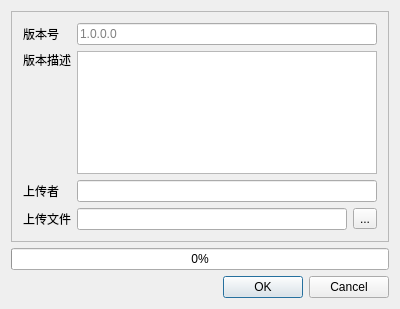
First picture: the form in UploadTool/mainwindow.ui, repository guhanjie/streetcar, before the edit.
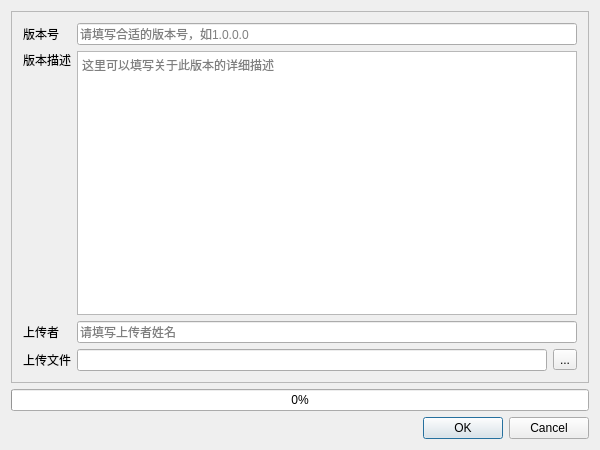
Second picture: the form after the edit.

Commit message: 完成升级程序上传功能

The edit to the form file:
```diff
--- a/UploadTool/mainwindow.ui
+++ b/UploadTool/mainwindow.ui
@@ -6,8 +6,8 @@
    <rect>
     <x>0</x>
     <y>0</y>
-    <width>400</width>
-    <height>309</height>
+    <width>600</width>
+    <height>450</height>
    </rect>
   </property>
   <property name="windowTitle">
@@ -53,7 +53,7 @@
           <number>15</number>
          </property>
          <property name="placeholderText">
-          <string>1.0.0.0</string>
+          <string>请填写合适的版本号，如1.0.0.0</string>
          </property>
          <property name="clearButtonEnabled">
           <bool>true</bool>
@@ -71,7 +71,14 @@
         </widget>
        </item>
        <item row="1" column="1">
-        <widget class="QTextEdit" name="leVersionDesc"/>
+        <widget class="QTextEdit" name="leVersionDesc">
+         <property name="textInteractionFlags">
+          <set>Qt::LinksAccessibleByKeyboard|Qt::LinksAccessibleByMouse|Qt::TextBrowserInteraction|Qt::TextEditable|Qt::TextEditorInteraction|Qt::TextSelectableByKeyboard|Qt::TextSelectableByMouse</set>
+         </property>
+         <property name="placeholderText">
+          <string>这里可以填写关于此版本的详细描述</string>
+         </property>
+        </widget>
        </item>
        <item row="2" column="0">
         <widget class="QLabel" name="lblUploader">
@@ -82,6 +89,9 @@
        </item>
        <item row="2" column="1">
         <widget class="QLineEdit" name="leUploader">
+         <property name="placeholderText">
+          <string>请填写上传者姓名</string>
+         </property>
          <property name="clearButtonEnabled">
           <bool>true</bool>
          </property>
```
Left out of the diff: 2 changed lines with no effect on the pictures. The commit also changes 16 other files.
